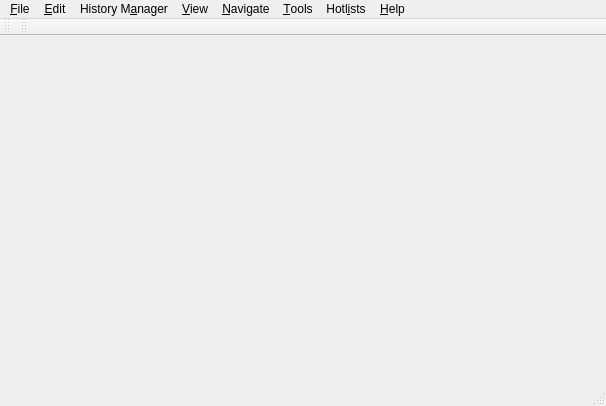
First picture: the form in mainwindow.ui, repository pashazz/mosaix, before the edit.
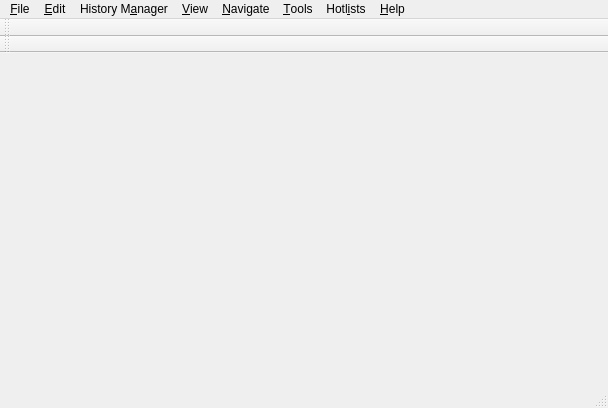
Second picture: the form after the edit. Icons and pictures are not drawn.

Diff of the .ui file:
```diff
--- a/mainwindow.ui
+++ b/mainwindow.ui
@@ -6,8 +6,8 @@
    <rect>
     <x>0</x>
     <y>0</y>
-    <width>606</width>
-    <height>406</height>
+    <width>608</width>
+    <height>408</height>
    </rect>
   </property>
   <property name="windowTitle">
@@ -26,7 +26,7 @@
     <rect>
      <x>0</x>
      <y>0</y>
-     <width>606</width>
+     <width>608</width>
      <height>19</height>
     </rect>
    </property>
@@ -166,7 +166,7 @@
     <enum>TopToolBarArea</enum>
    </attribute>
    <attribute name="toolBarBreak">
-    <bool>false</bool>
+    <bool>true</bool>
    </attribute>
   </widget>
   <action name="actOpen">
```
Left out of the diff: 312 changed lines with no effect on the pictures.
